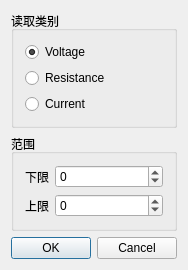
Above: CatPLG_CheckCmd/CatCheckDialog.ui from llseptem/Cat before the change. Below: the same form after it.
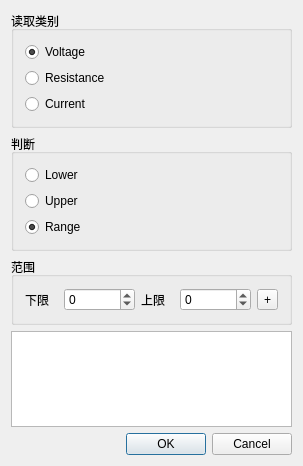
That is the form after the change.

```diff
--- a/CatPLG_CheckCmd/CatCheckDialog.ui
+++ b/CatPLG_CheckCmd/CatCheckDialog.ui
@@ -6,8 +6,8 @@
    <rect>
     <x>0</x>
     <y>0</y>
-    <width>174</width>
-    <height>223</height>
+    <width>303</width>
+    <height>466</height>
    </rect>
   </property>
   <property name="windowTitle">
@@ -56,20 +56,62 @@
      </layout>
     </widget>
    </item>
+   <item>
+    <widget class="QGroupBox" name="groupBox_3">
+     <property name="title">
+      <string>判断</string>
+     </property>
+     <layout class="QVBoxLayout" name="verticalLayout_3">
+      <item>
+       <widget class="QRadioButton" name="lowerBtn">
+        <property name="text">
+         <string>Lower</string>
+        </property>
+        <attribute name="buttonGroup">
+         <string notr="true">buttonGroup_2</string>
+        </attribute>
+       </widget>
+      </item>
+      <item>
+       <widget class="QRadioButton" name="upperBtn">
+        <property name="text">
+         <string>Upper</string>
+        </property>
+        <attribute name="buttonGroup">
+         <string notr="true">buttonGroup_2</string>
+        </attribute>
+       </widget>
+      </item>
+      <item>
+       <widget class="QRadioButton" name="rangeBtn">
+        <property name="text">
+         <string>Range</string>
+        </property>
+        <property name="checked">
+         <bool>true</bool>
+        </property>
+        <attribute name="buttonGroup">
+         <string notr="true">buttonGroup_2</string>
+        </attribute>
+       </widget>
+      </item>
+     </layout>
+    </widget>
+   </item>
    <item>
     <widget class="QGroupBox" name="groupBox">
      <property name="title">
       <string>范围</string>
      </property>
-     <layout class="QGridLayout" name="gridLayout" columnstretch="0,1">
-      <item row="0" column="0">
+     <layout class="QHBoxLayout" name="horizontalLayout">
+      <item>
        <widget class="QLabel" name="label">
         <property name="text">
          <string>下限</string>
         </property>
        </widget>
       </item>
-      <item row="0" column="1">
+      <item>
        <widget class="QSpinBox" name="lowerBox">
         <property name="minimum">
          <number>-999999999</number>
@@ -82,14 +124,14 @@
         </property>
        </widget>
       </item>
-      <item row="1" column="0">
+      <item>
        <widget class="QLabel" name="label_2">
         <property name="text">
          <string>上限</string>
         </property>
        </widget>
       </item>
-      <item row="1" column="1">
+      <item>
        <widget class="QSpinBox" name="upperBox">
         <property name="minimum">
          <number>-999999999</number>
@@ -102,9 +144,19 @@
         </property>
        </widget>
       </item>
+      <item>
+       <widget class="QToolButton" name="addBtn">
+        <property name="text">
+         <string>+</string>
+        </property>
+       </widget>
+      </item>
      </layout>
     </widget>
    </item>
+   <item>
+    <widget class="QListWidget" name="rangeList"/>
+   </item>
    <item>
     <widget class="QDialogButtonBox" name="buttonBox">
      <property name="standardButtons">
```
Left out of the diff: 1 changed line with no effect on the pictures.
